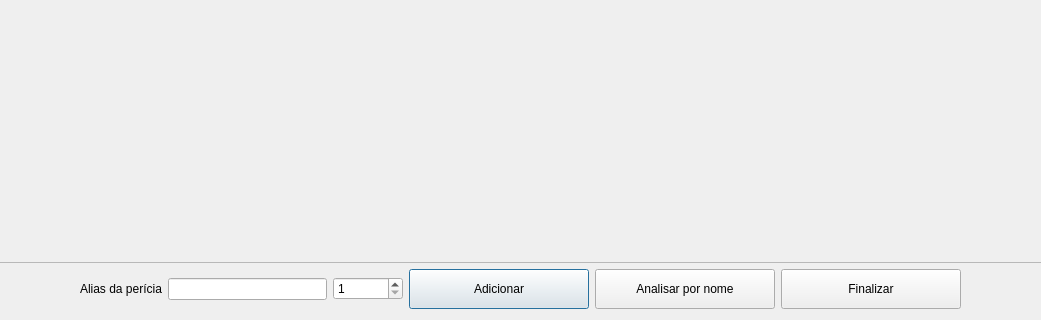
First picture: the form in fastdoc/gui_app/widgets/sobjects_by_pics/pics_organizer/pics_organizer.ui, repository renatormc/dev_laudo_sinfweb, before the edit; both pictures show x 89 to 1130 and y 578 to 898 of the 1219 by 898 pixel window.
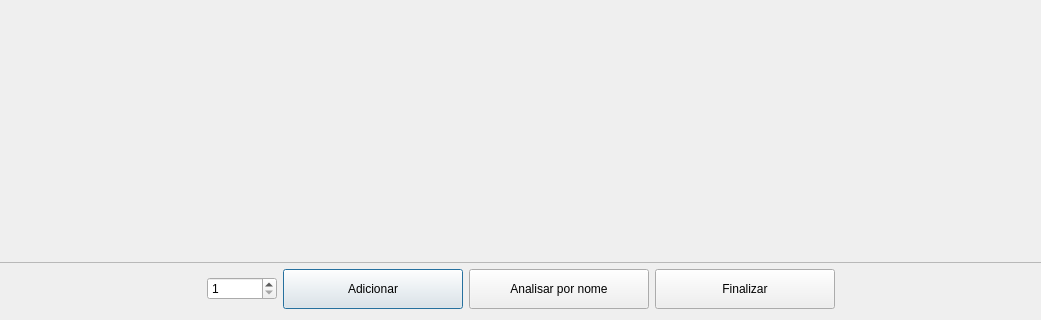
Second picture: the form after the edit.

```diff
--- a/fastdoc/gui_app/widgets/sobjects_by_pics/pics_organizer/pics_organizer.ui
+++ b/fastdoc/gui_app/widgets/sobjects_by_pics/pics_organizer/pics_organizer.ui
@@ -136,16 +136,6 @@
        </property>
       </spacer>
      </item>
-     <item>
-      <widget class="QLabel" name="label">
-       <property name="text">
-        <string>Alias da perícia</string>
-       </property>
-      </widget>
-     </item>
-     <item>
-      <widget class="QLineEdit" name="led_alias_pericias"/>
-     </item>
      <item>
       <widget class="QSpinBox" name="spb_n_add">
        <property name="minimumSize">
```
Left out of the diff: 4 changed lines with no effect on the pictures.
